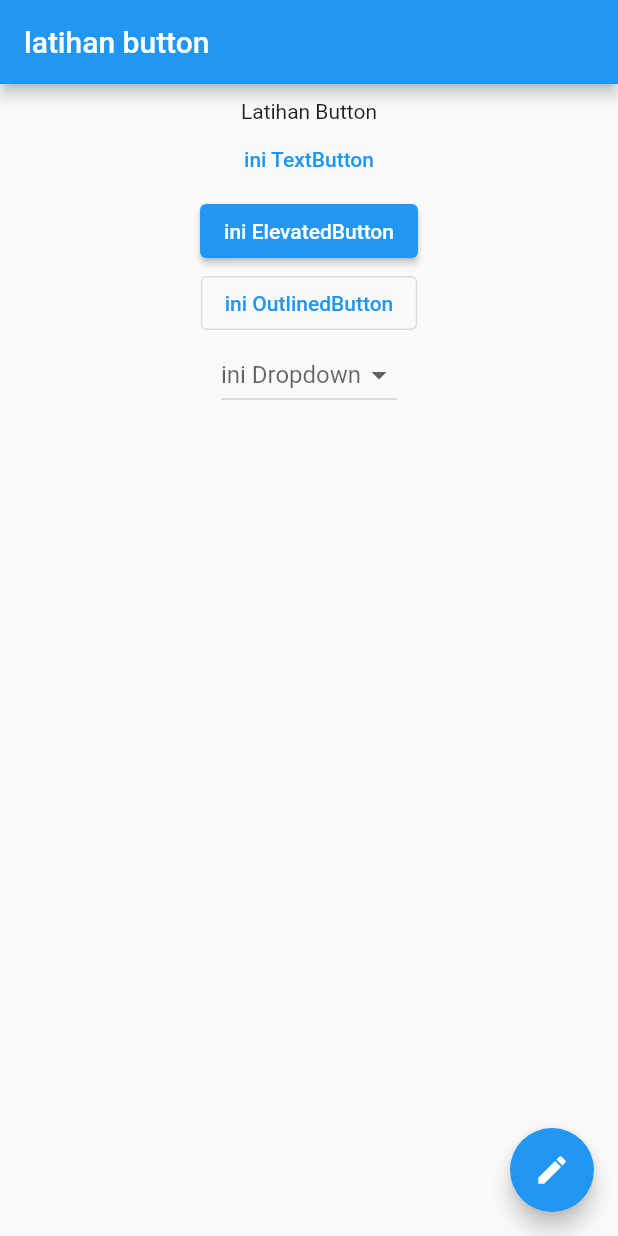
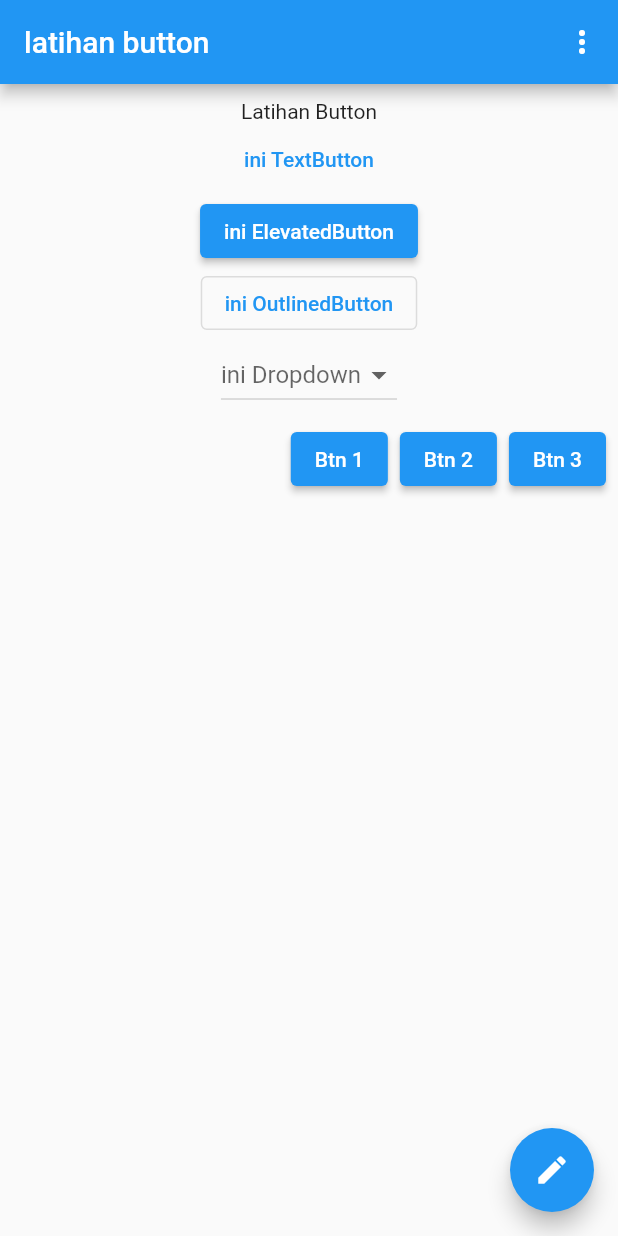
Before and after one commit to mohammadzarkasi/flutter-2021, a Flutter app: the screen it shows after launch, on a phone screen of 412 x 824 dp. Run offline on Flutter 3.47's test engine with Material 2 defaults, Android fonts, the phone set to English and light mode, and no system bars.

Commit message:
tambah popup menu dan button bar

```diff
--- a/lib/main.dart
+++ b/lib/main.dart
@@ -11,6 +11,7 @@ class MyApp2 extends StatelessWidget{
   @override
   Widget build(BuildContext context) {
     return MaterialApp(
+      debugShowCheckedModeBanner: false,
       home: Screen2(),
       // home: MyApp(),
     );
--- a/lib/screen2.dart
+++ b/lib/screen2.dart
@@ -15,6 +15,20 @@ class _Screen2State extends State<Screen2> {
     return Scaffold(
       appBar: AppBar(
         title: Text('latihan button'),
+        actions: [
+          PopupMenuButton(
+            onSelected: (args){},
+            itemBuilder: (BuildContext ctx) {
+              return [
+                PopupMenuItem(child: Text('Menu 1')),
+                PopupMenuItem(child: Text('Menu 2')),
+                PopupMenuItem(child: Text('Menu 3')),
+                PopupMenuItem(child: Text('Menu 4')),
+                PopupMenuItem(child: Text('Menu 5')),
+              ];
+            },
+          ),
+        ],
       ),
       body: Center(
         child: Column(
@@ -44,6 +58,13 @@ class _Screen2State extends State<Screen2> {
                 DropdownMenuItem(child: Text('Opsi 5'), value: 'opsi 5', onTap: () {}),
               ],
             ),
+            ButtonBar(
+              children: [
+                ElevatedButton(onPressed: () {}, child: Text('Btn 1')),
+                ElevatedButton(onPressed: () {}, child: Text('Btn 2')),
+                ElevatedButton(onPressed: () {}, child: Text('Btn 3')),
+              ],
+            ),
           ],
         ),
       ),
```
